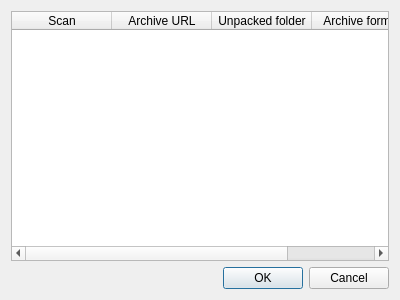
The window that Tools/multi_archive_dialog.ui (COMCIFS/instrument-geometry-info) describes before a commit, drawn with Qt 5.
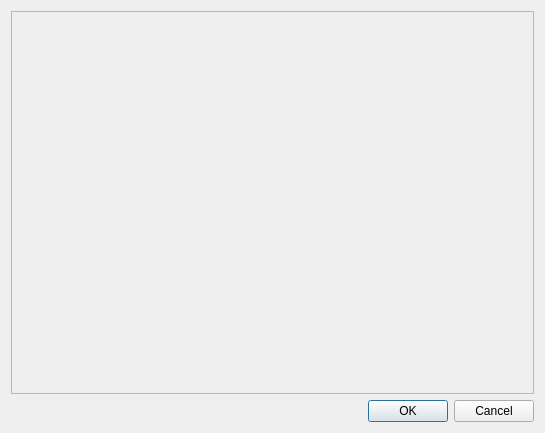
The same window after the commit.

Commit message: Multi-archive download using widget groups instead of table

```diff
--- a/Tools/multi_archive_dialog.ui
+++ b/Tools/multi_archive_dialog.ui
@@ -6,8 +6,8 @@
    <rect>
     <x>0</x>
     <y>0</y>
-    <width>400</width>
-    <height>300</height>
+    <width>545</width>
+    <height>433</height>
    </rect>
   </property>
   <property name="windowTitle">
@@ -15,30 +15,21 @@
   </property>
   <layout class="QVBoxLayout" name="verticalLayout">
    <item>
-    <widget class="QTableWidget" name="table">
-     <property name="rowCount">
-      <number>0</number>
+    <widget class="QScrollArea" name="scrollArea">
+     <property name="widgetResizable">
+      <bool>true</bool>
      </property>
-     <column>
-      <property name="text">
-       <string>Scan</string>
+     <widget class="QWidget" name="scrollAreaWidgetContents">
+      <property name="geometry">
+       <rect>
+        <x>0</x>
+        <y>0</y>
+        <width>525</width>
+        <height>380</height>
+       </rect>
       </property>
-     </column>
-     <column>
-      <property name="text">
-       <string>Archive URL</string>
-      </property>
-     </column>
-     <column>
-      <property name="text">
-       <string>Unpacked folder</string>
-      </property>
-     </column>
-     <column>
-      <property name="text">
-       <string>Archive format</string>
-      </property>
-     </column>
+      <layout class="QVBoxLayout" name="verticalLayout_2"/>
+     </widget>
     </widget>
    </item>
    <item>
```
The commit also changes 4 other files.
